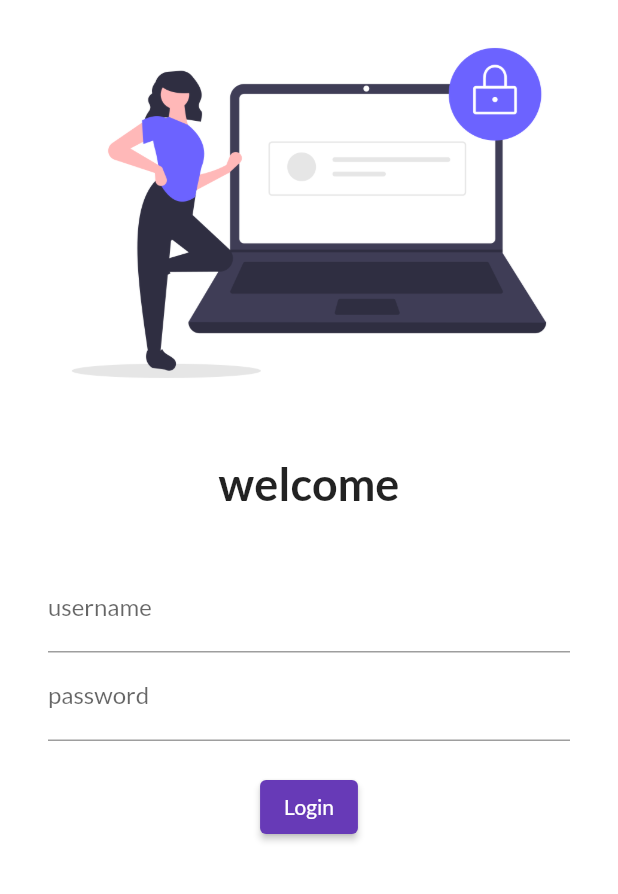
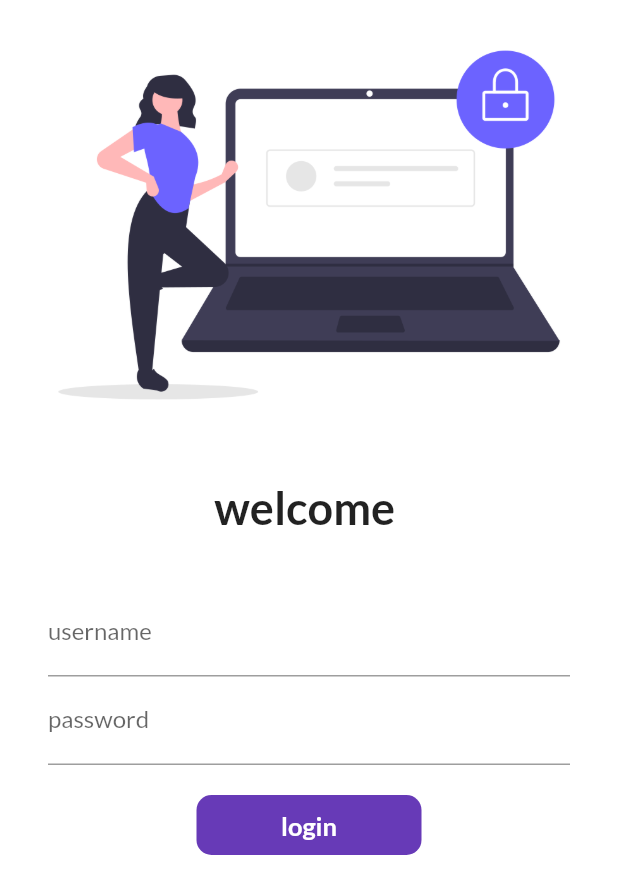
Before and after one commit to biswajeetgupta484/catalog-App, a Flutter app: the screen it shows after launch, on a phone screen of 412 x 824 dp. Shown: the top 894 px of the screen. Run offline on Flutter 3.47's test engine with Material 2 defaults, Android fonts, the light colour scheme and no system bars; our stand-ins replace google_fonts.

Commit message:
day 6 completed

```diff
--- a/lib/main.dart
+++ b/lib/main.dart
@@ -1,6 +1,7 @@
 import 'package:flutter/material.dart';
-// import 'package:flutter_ctalaog/pages/home_page.dart';
+import 'package:flutter_ctalaog/pages/home_page.dart';
 import 'package:flutter_ctalaog/pages/login_page.dart';
+import 'package:flutter_ctalaog/utils/routes.dart';
 import 'package:google_fonts/google_fonts.dart';
 
 void main() {
@@ -17,12 +18,13 @@
       theme: ThemeData(
           primarySwatch: Colors.deepPurple,
           fontFamily: GoogleFonts.lato().fontFamily),
+      debugShowCheckedModeBanner: false,
       darkTheme: ThemeData(brightness: Brightness.dark),
-      initialRoute: "/home",
+      initialRoute: "/",
       routes: {
         "/": (context) => LoginPage(),
-        // "/home": (context) => HomePage(),
-        // "/Login": (context) => LoginPage()
+        MyRoutes.homeRoute: (context) => HomePage(),
+        MyRoutes.loginRoute: (context) => LoginPage()
       },
     );
   }
--- a/lib/pages/login_page.dart
+++ b/lib/pages/login_page.dart
@@ -1,25 +1,35 @@
 import 'dart:ui';
 
 import 'package:flutter/material.dart';
+import 'package:flutter_ctalaog/utils/routes.dart';
 
-class LoginPage extends StatelessWidget {
+class LoginPage extends StatefulWidget {
   const LoginPage({Key? key}) : super(key: key);
 
+  @override
+  State<LoginPage> createState() => _LoginPageState();
+}
+
+class _LoginPageState extends State<LoginPage> {
+  String name = "";
+  bool changeButton = false;
   @override
   Widget build(BuildContext context) {
     return Material(
         color: Colors.white,
+        child: SingleChildScrollView(
           child: Column(
             children: [
               Image.asset(
                 "assets/images/login_image.png",
                 fit: BoxFit.cover,
+                height: 300,
               ),
               const SizedBox(
                 height: 20.0,
               ),
-            const Text(
-              "welcome",
+              Text(
+                "welcome $name",
                 style: TextStyle(
                   fontSize: 30,
                   fontWeight: FontWeight.bold,
@@ -29,8 +39,8 @@
                 height: 20.0,
               ),
               Padding(
-              padding:
-                  const EdgeInsets.symmetric(vertical: 16.0, horizontal: 32.0),
+                padding: const EdgeInsets.symmetric(
+                    vertical: 16.0, horizontal: 32.0),
                 child: Column(
                   children: [
                     TextFormField(
@@ -38,6 +48,10 @@
                         hintText: "Enter username",
                         labelText: "username",
                       ),
+                      onChanged: (value) {
+                        name = value;
+                        setState(() {});
+                      },
                     ),
                     TextFormField(
                       obscureText: true,
@@ -49,17 +63,55 @@
                     SizedBox(
                       height: 20.0,
                     ),
-                  ElevatedButton(
-                    onPressed: () {
-                      print("hello");
+
+                    InkWell(
+                      onTap: () async {
+                        setState(() {
+                          changeButton = true;
+                        });
+                        await Future.delayed(Duration(seconds: 1));
+                        Navigator.pushNamed(context, MyRoutes.homeRoute);
                       },
-                    child: Text("Login"),
-                    style: TextButton.styleFrom(),
+                      child: AnimatedContainer(
+                        duration: Duration(seconds: 1),
+                        width: changeButton ? 50 : 150,
+                        height: 40,
+                        alignment: Alignment.center,
+                        child: changeButton
+                            ? Icon(
+                                Icons.done,
+                                color: Colors.white,
+                              )
+                            : Text(
+                                "login",
+                                style: TextStyle(
+                                    color: Colors.white,
+                                    fontWeight: FontWeight.bold,
+                                    fontSize: 17),
                               ),
+                        decoration: BoxDecoration(
+                            color: Colors.deepPurple,
+                            // shape: changeButton
+                            //     ? BoxShape.circle
+                            //     : BoxShape.rectangle,
+                            borderRadius: BorderRadius.circular(
+                              changeButton ? 50 : 10,
+                            )),
+                      ),
+                    ),
+
+                    // ElevatedButton(
+                    //   onPressed: () {
+                    //     Navigator.pushNamed(context, MyRoutes.homeRoute);
+                    //   },
+                    //   child: Text("Login"),
+                    //   style: TextButton.styleFrom(minimumSize: Size(120, 40)),
+                    // ),
                   ],
                 ),
               )
             ],
+          ),
         ));
   }
 }
--- /dev/null
+++ b/lib/utils/routes.dart
@@ -0,0 +1,5 @@
+
+class MyRoutes {
+  static String loginRoute = "/login";
+  static String homeRoute = "/home";
+}
```
Lines whose indentation alone changed are shown as unchanged.
